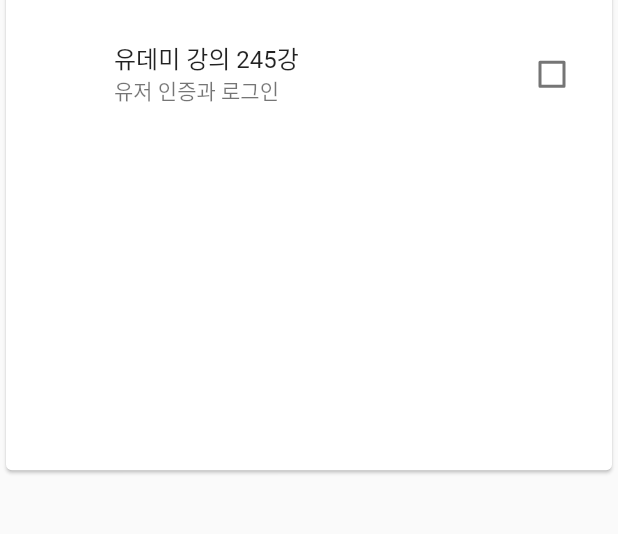
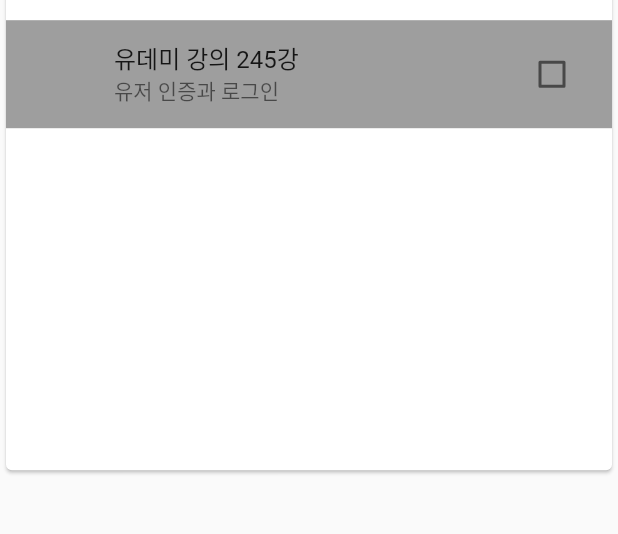
Before and after one commit to tkdqjaos999/daily_planner, a Flutter app: the screen it shows after launch, on a phone screen of 412 x 824 dp, the part 300-834 px from its top. Run offline on Flutter 3.47's test engine with Material 2 defaults, Android fonts, the phone set to English and light mode, and no system bars.

Commit message:
COMMIT TEST

```diff
--- a/lib/widgets/plan_item.dart
+++ b/lib/widgets/plan_item.dart
@@ -4,11 +4,12 @@ import 'package:provider/provider.dart';
 import '../providers/plan.dart';
 
 class PlanItem extends StatelessWidget {
+
   @override
   Widget build(BuildContext context) {
     final plan = Provider.of<Plan>(context);
     return Container(
-      color: plan.isCompleted ? Colors.grey.withOpacity(0.3) : Colors.white,
+      color: plan.isCompleted ? Colors.grey.withOpacity(0.3) : Colors.grey,
       child: ListTile(
         leading: Text(plan.category),
         trailing: Checkbox(
```
